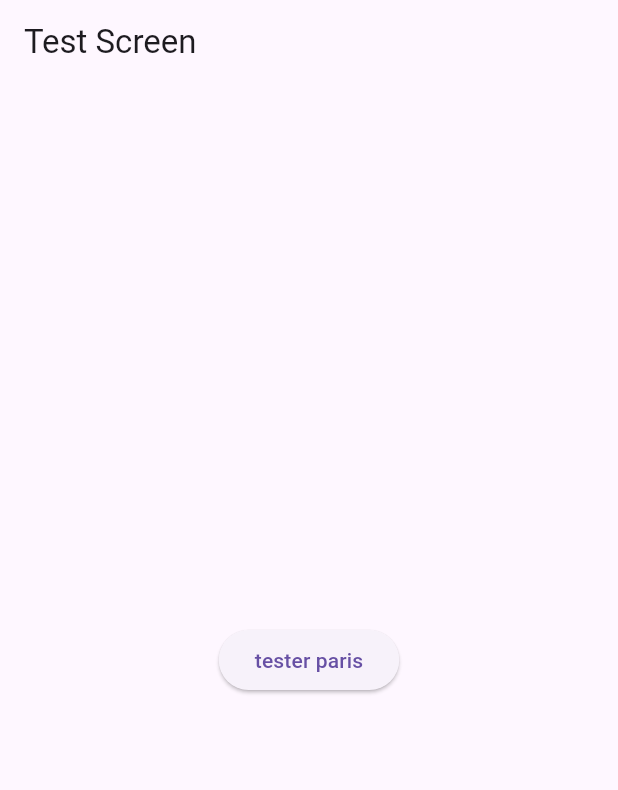
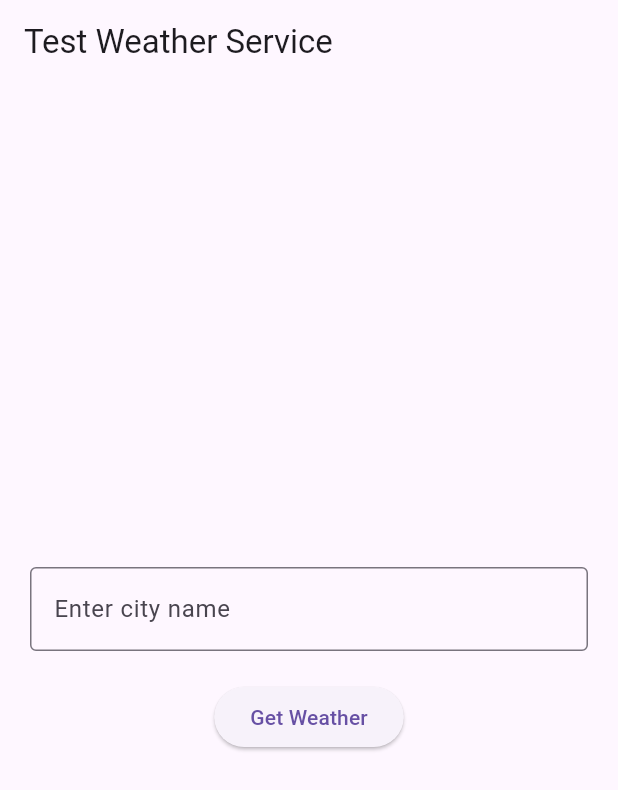
Before and after one commit to N4suk4/AquaTech_AppMeteo, a Flutter app: the screen it shows after launch, on a phone screen of 412 x 824 dp. Shown: the top 790 px of the screen. Run offline on Flutter 3.47's test engine with Material 3 defaults, Android fonts, the light colour scheme and no system bars.

Commit message:
Choisir villes ok

```diff
--- a/lib/main.dart
+++ b/lib/main.dart
@@ -3,35 +3,70 @@ import 'package:aquatech_meteo/services/weather_service.dart';
 import 'package:flutter/material.dart';
 
 void main() {
-  runApp(const MyApp());
+  runApp( MyApp());
 }
 
 class MyApp extends StatelessWidget {
-  const MyApp({super.key});
-
   @override
   Widget build(BuildContext context) {
     return MaterialApp(
-      home:Testscreen(),
+      title: 'Météo App',
+      home: TestScreen(), // ← Ton TestScreen ici !
     );
   }
 }
 
-class Testscreen extends StatelessWidget {
+class TestScreen extends StatefulWidget {
+  @override
+  _TestScreenState createState() => _TestScreenState();
+}
+
+class _TestScreenState extends State<TestScreen> {
+  TextEditingController _cityController = TextEditingController();
+
+  @override
+  void dispose() {
+    super.dispose();
+  }
+
   @override
   Widget build(BuildContext context) {
     return Scaffold(
       appBar: AppBar(
-        title: Text('Test Screen'),
+        title: Text('Test Weather Service'),
       ),
-      body: Center(child: ElevatedButton(
-        onPressed: () async {
-          WeatherService weatherService = WeatherService();
-          WeatherModel weather = await weatherService.getWeatherByCity('Paris');
-          print('Weather in Paris: ${weather.temperature}°C');
-        },
-        child: Text("tester paris"),
-        )
+      body: Padding(
+        padding: const EdgeInsets.all(20.0),
+        child: Column(
+          mainAxisAlignment: MainAxisAlignment.center,
+          children: [
+            TextField(
+              controller: _cityController,
+              decoration: InputDecoration(
+                labelText: 'Enter city name',
+                border: OutlineInputBorder(),
+              ),
+            ),
+            SizedBox(height: 20),
+            ElevatedButton(
+              onPressed:() async{
+                String cityName = _cityController.text;
+
+                WeatherService weatherService = WeatherService();
+                WeatherModel weather = await weatherService.getWeatherByCity(cityName);
+
+                print('Weather in $cityName: ${weather.temperature}°C, '
+                      '${weather.apparentTemperature}°C apparent, '
+                      '${weather.relativeHumidity}% humidity, '
+                      '${weather.windSpeed} m/s wind, '
+                      '${weather.precipitation} mm precipitation, '
+                      '${weather.cloudCover}% cloud cover'
+                      );
+              },
+              child: Text('Get Weather'),
+            )
+          ],
+        ),
       )
     );
   }
```
Also changed, not shown: 1 other file.
